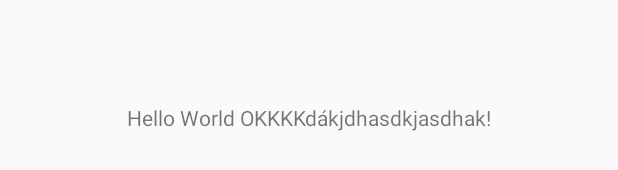
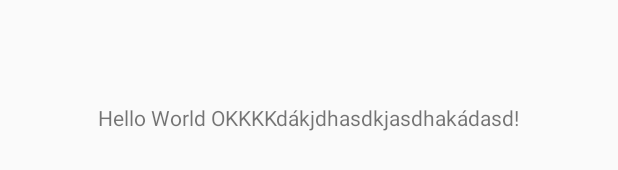
Before and after one commit to DATN-2020/ExpenseManagement, an Android app: the layout activity_main.xml on its own in the app's theme, with its tools: preview values and no code run, on a phone screen of 412 x 824 dp. Shown: the part 501-671 px from the top of the screen. Run offline under Robolectric (Android 15) with nearby library versions, the light colour scheme and no system bars.

Commit message:
- update UI

```diff
--- a/RESOURCES/DATN_ExpanseManagement/app/src/main/res/layout/activity_main.xml
+++ b/RESOURCES/DATN_ExpanseManagement/app/src/main/res/layout/activity_main.xml
@@ -9,7 +9,7 @@
     <TextView
         android:layout_width="wrap_content"
         android:layout_height="wrap_content"
-        android:text="Hello World OKKKKdákjdhasdkjasdhak!"
+        android:text="Hello World OKKKKdákjdhasdkjasdhakádasd!"
         app:layout_constraintBottom_toBottomOf="parent"
         app:layout_constraintLeft_toLeftOf="parent"
         app:layout_constraintRight_toRightOf="parent"
```
